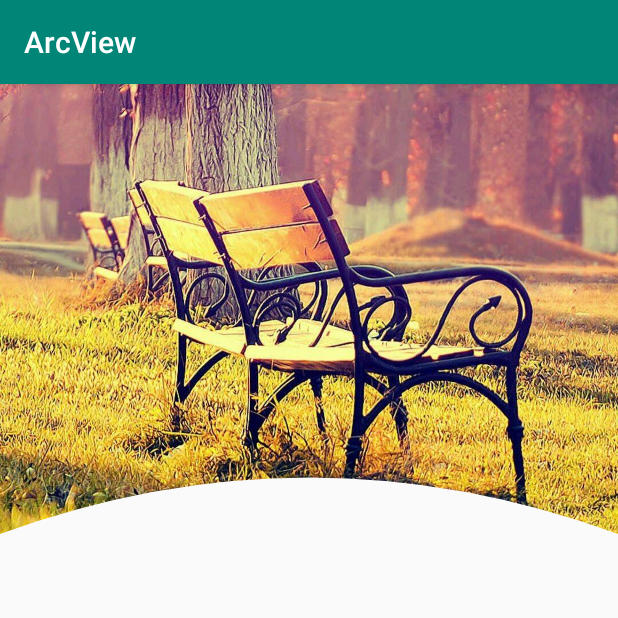
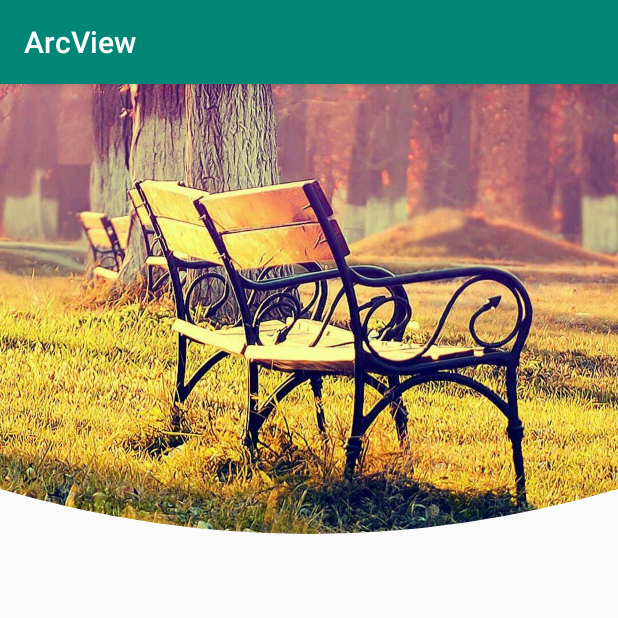
Before and after one commit to Golabe/ArcView, an Android app: the screen it shows after launch (MainActivity), on a phone screen of 412 x 824 dp, the top half of it. Run offline under Robolectric (Android 15) with nearby library versions, the phone set to English and light mode, and no system bars.

Commit message:
添加图片

```diff
--- a/app/src/main/res/layout/activity_main.xml
+++ b/app/src/main/res/layout/activity_main.xml
@@ -11,8 +11,8 @@
         android:layout_width="match_parent"
         android:layout_height="300dp"
         android:src="@drawable/timg"
-        app:arc_height="50dp"
-        app:direction="in"
+        app:arc_height="20dp"
+        app:direction="out"
         tools:ignore="MissingConstraints" />
 
 </android.support.constraint.ConstraintLayout>
```
Also changed, not shown: 2 other files.
